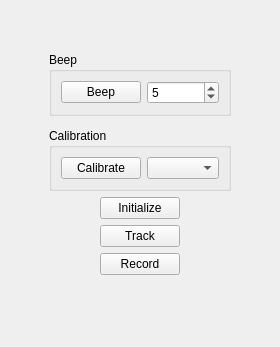
First picture: the form in branches/main/libs/code/cisstDevices/devNDISerialControllerQWidget.ui, repository eetuna/cisst, before the edit.
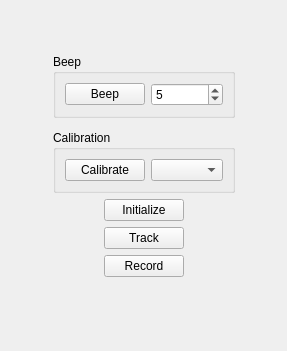
Second picture: the form after the edit.

Patch:
```diff
--- a/branches/main/libs/code/cisstDevices/devNDISerialControllerQWidget.ui
+++ b/branches/main/libs/code/cisstDevices/devNDISerialControllerQWidget.ui
@@ -6,8 +6,8 @@
    <rect>
     <x>0</x>
     <y>0</y>
-    <width>280</width>
-    <height>347</height>
+    <width>287</width>
+    <height>351</height>
    </rect>
   </property>
   <property name="windowTitle">
```
